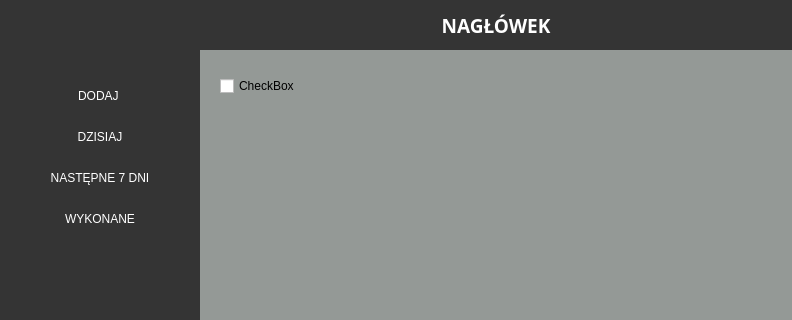
Qt form mainwindow.ui (albixus/to_do_list_university_project) before a commit; both pictures show x 0 to 792 and y 0 to 320 of the 792 by 498 pixel window.
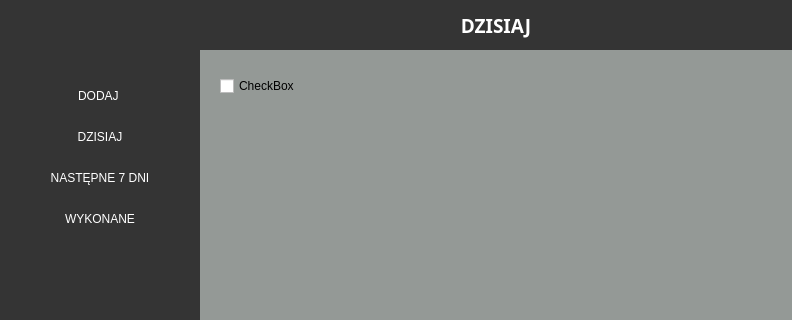
The same form after that commit. Icons and pictures are not drawn.

Patch:
```diff
--- a/mainwindow.ui
+++ b/mainwindow.ui
@@ -356,7 +356,7 @@
              <number>0</number>
             </property>
             <property name="text">
-             <string>NAGŁÓWEK</string>
+             <string>DZISIAJ</string>
             </property>
             <property name="alignment">
              <set>Qt::AlignCenter</set>
```
Left out of the diff: 12 changed lines with no effect on the pictures.
